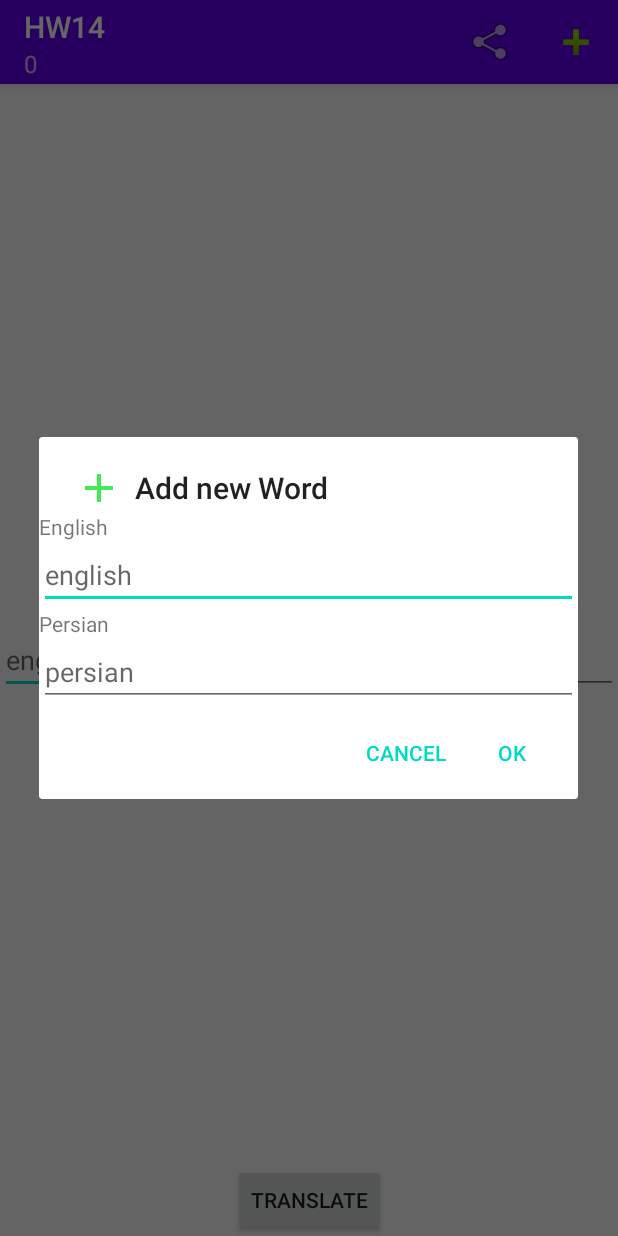
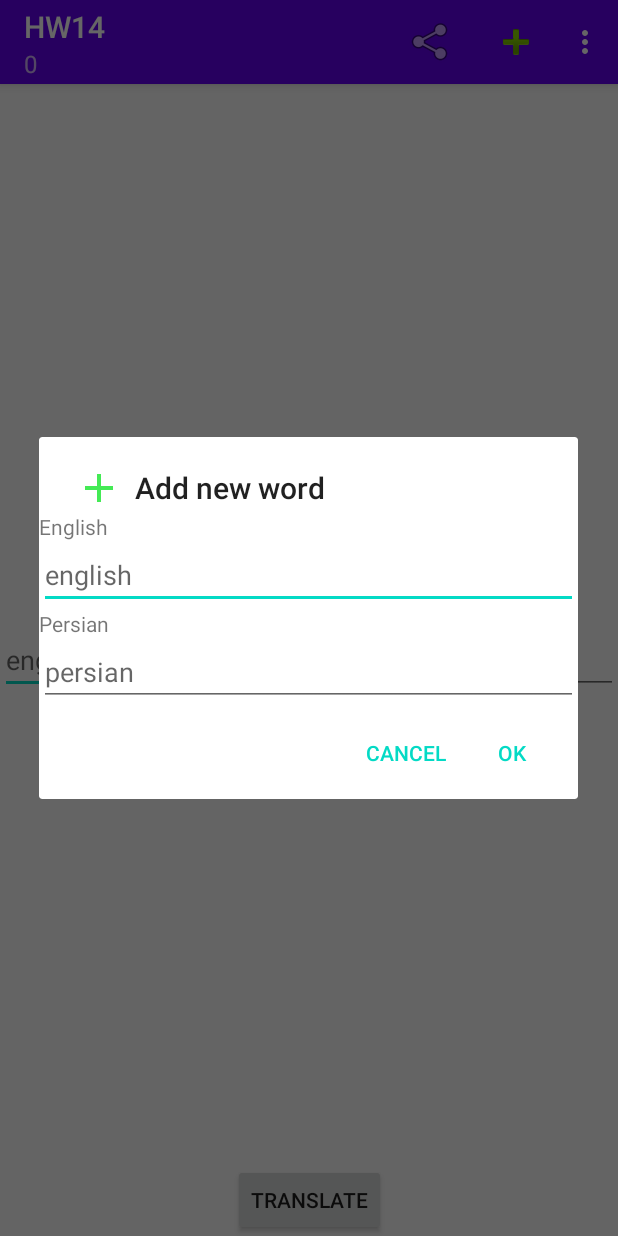
Before and after one commit to yahyaMohahadi/Translator, an Android app: the screen it shows after launch (MainActivity), after a tap on "add word", on a phone screen of 412 x 824 dp. Run offline under Robolectric (Android 15) with nearby library versions, the phone set to English and light mode, and no system bars.

Commit message:
declirade delete word in menu and then delete in from repossitory

```diff
--- /dev/null
+++ b/app/src/main/java/com/example/hw14/fragment/AddDialog.java
@@ -0,0 +1,34 @@
+package com.example.hw14.fragment;
+
+import android.app.AlertDialog;
+import android.content.Context;
+
+import com.example.hw14.R;
+import com.example.hw14.repository.RepositoryEP;
+
+public class AddDialog extends Alert {
+
+    @Override
+    protected int getOkString() {
+        return android.R.string.ok;
+    }
+
+    @Override
+    protected int getIcon() {
+        return R.drawable.ic_add;
+    }
+
+    @Override
+    protected String getTitle() {
+        return "Add new word";
+    }
+
+    @Override
+    protected void doOrder() {
+        RepositoryEP.newInstance(getActivity()).addTranslate(
+                mEditTextEnglishAlert.getText().toString(),
+                mEditTextPersianAlert.getText().toString()
+        );
+    }
+
+}
--- a/app/src/main/java/com/example/hw14/fragment/DialogAdd.java
+++ b/app/src/main/java/com/example/hw14/fragment/Alert.java
@@ -3,12 +3,10 @@ package com.example.hw14.fragment;
 import android.app.Activity;
 import android.app.AlertDialog;
 import android.app.Dialog;
-import android.content.Context;
 import android.content.DialogInterface;
 import android.content.Intent;
 import android.os.Build;
 import android.os.Bundle;
-import android.util.Log;
 import android.view.LayoutInflater;
 import android.view.View;
 import android.widget.EditText;
@@ -19,14 +17,11 @@ import androidx.annotation.RequiresApi;
 import androidx.fragment.app.DialogFragment;
 
 import com.example.hw14.R;
-import com.example.hw14.repository.RepositoryEP;
 
-import java.util.zip.Inflater;
+public abstract class Alert extends DialogFragment {
 
-public class DialogAdd extends DialogFragment {
-
-    private EditText mEditTextPersian;
-    private EditText mEditTextEnglish;
+    protected EditText mEditTextPersianAlert;
+    protected EditText mEditTextEnglishAlert;
 
     @RequiresApi(api = Build.VERSION_CODES.LOLLIPOP)
     @Override
@@ -37,8 +32,8 @@ public class DialogAdd extends DialogFragment {
 
     private void findView(View view) {
 
-        mEditTextPersian = view.findViewById(R.id.editText_alert_persian);
-        mEditTextEnglish = view.findViewById(R.id.editText_alert_english);
+        mEditTextPersianAlert = view.findViewById(R.id.editText_alert_persian);
+        mEditTextEnglishAlert = view.findViewById(R.id.editText_alert_english);
     }
 
     @RequiresApi(api = Build.VERSION_CODES.LOLLIPOP)
@@ -48,13 +43,13 @@ public class DialogAdd extends DialogFragment {
         AlertDialog.Builder builder = new AlertDialog.Builder(getActivity());
         LayoutInflater inflater = LayoutInflater.from(getActivity());
         View view = inflater.inflate(R.layout.alart_add_word, null);
-        builder.setTitle("Add new Word ");
-        builder.setIcon(R.drawable.ic_add);
+        builder.setTitle(getTitle());
+        builder.setIcon(getIcon());
         builder.setView(view);
-        builder.setPositiveButton(android.R.string.ok, new DialogInterface.OnClickListener() {
+        builder.setPositiveButton(getOkString(), new DialogInterface.OnClickListener() {
             @Override
             public void onClick(DialogInterface dialogInterface, int i) {
-                add();
+                doOrder();
                 setResult();
             }
         });
@@ -63,18 +58,23 @@ public class DialogAdd extends DialogFragment {
         return builder.create();
     }
 
+    protected abstract int getOkString() ;
+
+    protected abstract int getIcon();
+
+    protected abstract String getTitle();
+
     private void setResult() {
-       getTargetFragment().onActivityResult(
+        getTargetFragment().onActivityResult(
                 getTargetRequestCode(),
                 Activity.RESULT_OK,
                 new Intent());
         dismiss();
     }
 
-    private void add() {
-        RepositoryEP.newInstance(getActivity()).addTranslate(
-                mEditTextEnglish.getText().toString(),
+    protected abstract void doOrder();
+ /*     RepositoryEP.newInstance(getActivity()).addTranslate(
+            mEditTextEnglish.getText().toString(),
                 mEditTextPersian.getText().toString()
-        );
-    }
+        );*/
 }
--- a/app/src/main/java/com/example/hw14/fragment/MainFragment.java
+++ b/app/src/main/java/com/example/hw14/fragment/MainFragment.java
@@ -28,6 +28,7 @@ import com.example.hw14.repository.RepositoryEP;
  */
 public class MainFragment extends Fragment {
 
+    public static final int REQUEST_CODE_DDELETE = 3;
     EditText mEditTextEnglish;
     EditText mEditTextPersian;
 
@@ -176,10 +177,20 @@ public class MainFragment extends Fragment {
                 shareWord();
                 break;
             }
+            case R.id.item_delete: {
+                deleteWord();
+                break;
+            }
             default:
                 return super.onOptionsItemSelected(item);
         }
         return true;
+    }
+
+    private void deleteWord() {
+        Alert add = new DeleteDialog();
+        add.setTargetFragment(this, REQUEST_CODE_DDELETE);
+        add.show(getFragmentManager(), "TAGe");
     }
 
     private void shareWord() {
@@ -203,11 +214,11 @@ public class MainFragment extends Fragment {
 
 
     private void addNewWord() {
-        DialogAdd add = new DialogAdd();
+        Alert add = new AddDialog();
         add.setTargetFragment(this, REQUEST_CODE_add);
-        add.show(getFragmentManager(), "TAG");
+        add.show(getFragmentManager(), "TAGe");
+
     }
-
     @Override
     public void onActivityResult(int requestCode, int resultCode, @Nullable Intent data) {
         super.onActivityResult(requestCode, resultCode, data);
@@ -216,6 +227,9 @@ public class MainFragment extends Fragment {
         } else if (requestCode == REQUEST_CODE_add) {
             initViewMenu();
             updateRepository();
+        } else if (requestCode == REQUEST_CODE_DDELETE) {
+            initViewMenu();
+            updateRepository();
         }
     }
 }
--- a/app/src/main/res/menu/main_menu.xml
+++ b/app/src/main/res/menu/main_menu.xml
@@ -12,4 +12,9 @@
         android:icon="@android:drawable/ic_input_add"
         android:title="add word"
         app:showAsAction="always" />
+    <item
+        android:id="@+id/item_delete"
+        android:icon="@android:drawable/ic_menu_delete"
+        android:title="delete a word"
+        app:showAsAction="never" />
 </menu>
--- a/app/src/main/res/values/strings.xml
+++ b/app/src/main/res/values/strings.xml
@@ -2,4 +2,6 @@
     <string name="app_name">HW14</string>
     <!-- TODO: Remove or change this placeholder text -->
     <string name="hello_blank_fragment">Hello blank fragment</string>
+
+    <string name="delete">Deletefragment</string>
 </resources>
```
Also changed, not shown: app/src/main/java/com/example/hw14/fragment/DeleteDialog.java (added, +33 -0 lines), app/src/main/java/com/example/hw14/repository/RepositoryEP.java (+11 -0 lines), app/src/main/res/drawable-anydpi/ic_delete.xml (added, +11 -0 lines), app/src/main/res/layout/switch_item.xml (added, +11 -0 lines), app/src/main/res/drawable-hdpi/ic_delete.png (added), app/src/main/res/drawable-mdpi/ic_delete.png (added), app/src/main/res/drawable-xhdpi/ic_delete.png (added), app/src/main/res/drawable-xxhdpi/ic_delete.png (added).
